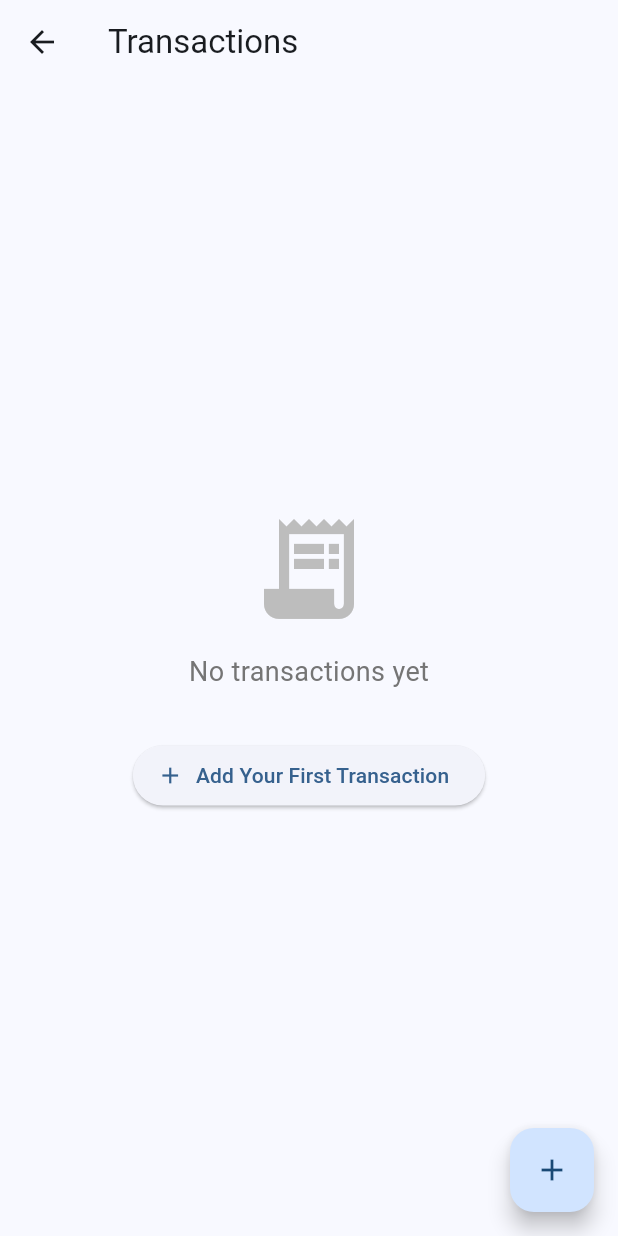
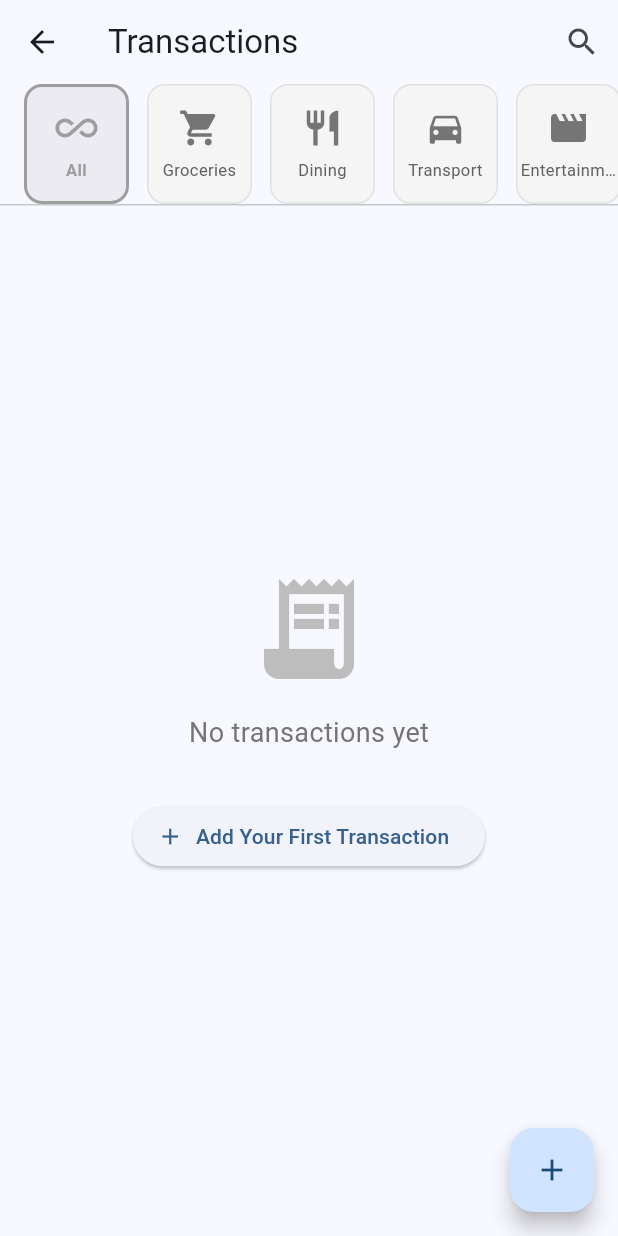
Before and after one commit to RaptorBlingx/fin-co-pilot, a Flutter app: the TransactionsScreen screen opened directly, on a phone screen of 412 x 824 dp. Run offline on Flutter 3.47's test engine with Material 3 defaults, Android fonts, the phone set to English and light mode, and no system bars; our stand-ins replace cloud_firestore, firebase_auth, firebase_core, firebase_vertexai, go_router, google_sign_in and 3 more; accounts and stored records are empty; generated files the repository leaves out were written again.

Commit message:
feat: Complete M5 - Enhanced Transaction UI
- Transaction detail screen with full metadata display
- Delete transaction with confirmation dialog
- Category filter with horizontal scrolling chips
- Dynamic total calculation based on filter
- Transaction count badge
- Improved transaction list UI with summary card
- Category icons and color coding
- Date formatting (Today, Yesterday, X days ago)

M1  M2  M3  M4  M5  - 55% through Phase 1

```diff
--- a/lib/features/transactions/presentation/screens/transactions_screen.dart
+++ b/lib/features/transactions/presentation/screens/transactions_screen.dart
@@ -4,9 +4,18 @@ import '../../../../services/auth_service.dart';
 import '../../../../shared/models/transaction.dart' as model;
 import '../../../../core/utils/currency_utils.dart';
 import 'add_transaction_screen.dart';
+import 'transaction_detail_screen.dart';
+import '../widgets/category_filter.dart';
 
-class TransactionsScreen extends StatelessWidget {
+class TransactionsScreen extends StatefulWidget {
   const TransactionsScreen({super.key});
+
+  @override
+  State<TransactionsScreen> createState() => _TransactionsScreenState();
+}
+
+class _TransactionsScreenState extends State<TransactionsScreen> {
+  String? _selectedCategory;
 
   @override
   Widget build(BuildContext context) {
@@ -23,8 +32,35 @@ class TransactionsScreen extends StatelessWidget {
     return Scaffold(
       appBar: AppBar(
         title: const Text('Transactions'),
+        actions: [
+          IconButton(
+            icon: const Icon(Icons.search),
+            onPressed: () {
+              // TODO: Add search functionality
+              ScaffoldMessenger.of(context).showSnackBar(
+                const SnackBar(content: Text('Search coming soon')),
+              );
+            },
           ),
-      body: StreamBuilder<List<model.Transaction>>(
+        ],
+      ),
+      body: Column(
+        children: [
+          // Category filter
+          CategoryFilter(
+            selectedCategory: _selectedCategory,
+            onCategorySelected: (category) {
+              setState(() {
+                _selectedCategory = category;
+              });
+            },
+          ),
+
+          const Divider(height: 1),
+
+          // Transactions list
+          Expanded(
+            child: StreamBuilder<List<model.Transaction>>(
               stream: transactionService.getTransactions(user.uid),
               builder: (context, snapshot) {
                 if (snapshot.connectionState == ConnectionState.waiting) {
@@ -35,7 +71,14 @@ class TransactionsScreen extends StatelessWidget {
                   return Center(child: Text('Error: ${snapshot.error}'));
                 }
 
-          final transactions = snapshot.data ?? [];
+                var transactions = snapshot.data ?? [];
+
+                // Filter by category if selected
+                if (_selectedCategory != null) {
+                  transactions = transactions
+                      .where((t) => t.category == _selectedCategory)
+                      .toList();
+                }
 
                 if (transactions.isEmpty) {
                   return Center(
@@ -49,7 +92,9 @@ class TransactionsScreen extends StatelessWidget {
                         ),
                         const SizedBox(height: 16),
                         Text(
-                    'No transactions yet',
+                          _selectedCategory != null
+                              ? 'No $_selectedCategory transactions'
+                              : 'No transactions yet',
                           style: TextStyle(
                             fontSize: 18,
                             color: Colors.grey[600],
@@ -66,22 +111,97 @@ class TransactionsScreen extends StatelessWidget {
                             );
                           },
                           icon: const Icon(Icons.add),
-                    label: const Text('Add Your First Transaction'),
+                          label: Text(
+                            _selectedCategory != null
+                                ? 'Add $_selectedCategory transaction'
+                                : 'Add Your First Transaction',
+                          ),
                         ),
                       ],
                     ),
                   );
                 }
 
-          return ListView.builder(
+                // Calculate total for filtered transactions
+                final total = transactions.fold<double>(
+                  0,
+                  (sum, transaction) => sum + transaction.amount,
+                );
+
+                return Column(
+                  children: [
+                    // Summary card
+                    Container(
+                      padding: const EdgeInsets.all(16),
+                      color: Colors.blue[50],
+                      child: Row(
+                        mainAxisAlignment: MainAxisAlignment.spaceBetween,
+                        children: [
+                          Column(
+                            crossAxisAlignment: CrossAxisAlignment.start,
+                            children: [
+                              Text(
+                                _selectedCategory != null
+                                    ? '${_selectedCategory![0].toUpperCase()}${_selectedCategory!.substring(1)} Total'
+                                    : 'Total Spending',
+                                style: TextStyle(
+                                  fontSize: 12,
+                                  color: Colors.grey[700],
+                                ),
+                              ),
+                              const SizedBox(height: 4),
+                              Text(
+                                CurrencyUtils.formatAmount(
+                                  total,
+                                  transactions.first.currency,
+                                ),
+                                style: const TextStyle(
+                                  fontSize: 24,
+                                  fontWeight: FontWeight.bold,
+                                  color: Colors.blue,
+                                ),
+                              ),
+                            ],
+                          ),
+                          Container(
+                            padding: const EdgeInsets.symmetric(
+                              horizontal: 12,
+                              vertical: 6,
+                            ),
+                            decoration: BoxDecoration(
+                              color: Colors.blue,
+                              borderRadius: BorderRadius.circular(20),
+                            ),
+                            child: Text(
+                              '${transactions.length} ${transactions.length == 1 ? 'transaction' : 'transactions'}',
+                              style: const TextStyle(
+                                color: Colors.white,
+                                fontSize: 12,
+                                fontWeight: FontWeight.w600,
+                              ),
+                            ),
+                          ),
+                        ],
+                      ),
+                    ),
+
+                    // Transaction list
+                    Expanded(
+                      child: ListView.builder(
                         padding: const EdgeInsets.all(16),
                         itemCount: transactions.length,
                         itemBuilder: (context, index) {
                           final transaction = transactions[index];
                           return _TransactionTile(transaction: transaction);
                         },
+                      ),
+                    ),
+                  ],
                 );
               },
+            ),
+          ),
+        ],
       ),
       floatingActionButton: FloatingActionButton(
         onPressed: () {
@@ -157,6 +277,17 @@ class _TransactionTile extends StatelessWidget {
   Widget build(BuildContext context) {
     return Card(
       margin: const EdgeInsets.only(bottom: 12),
+      child: InkWell(
+        onTap: () {
+          Navigator.push(
+            context,
+            MaterialPageRoute(
+              builder: (context) => TransactionDetailScreen(
+                transaction: transaction,
+              ),
+            ),
+          );
+        },
         child: ListTile(
           leading: CircleAvatar(
             backgroundColor: _getCategoryColor(transaction.category).withOpacity(0.1),
@@ -181,6 +312,7 @@ class _TransactionTile extends StatelessWidget {
             ),
           ),
         ),
+      ),
     );
   }
 
--- /dev/null
+++ b/lib/features/transactions/presentation/widgets/category_filter.dart
@@ -0,0 +1,90 @@
+import 'package:flutter/material.dart';
+
+class CategoryFilter extends StatelessWidget {
+  final String? selectedCategory;
+  final Function(String?) onCategorySelected;
+
+  const CategoryFilter({
+    super.key,
+    this.selectedCategory,
+    required this.onCategorySelected,
+  });
+
+  static const List<Map<String, dynamic>> categories = [
+    {'name': 'All', 'value': null, 'icon': Icons.all_inclusive, 'color': Colors.grey},
+    {'name': 'Groceries', 'value': 'groceries', 'icon': Icons.shopping_cart, 'color': Colors.green},
+    {'name': 'Dining', 'value': 'dining', 'icon': Icons.restaurant, 'color': Colors.orange},
+    {'name': 'Transport', 'value': 'transport', 'icon': Icons.directions_car, 'color': Colors.blue},
+    {'name': 'Entertainment', 'value': 'entertainment', 'icon': Icons.movie, 'color': Colors.purple},
+    {'name': 'Shopping', 'value': 'shopping', 'icon': Icons.shopping_bag, 'color': Colors.pink},
+    {'name': 'Health', 'value': 'health', 'icon': Icons.health_and_safety, 'color': Colors.red},
+    {'name': 'Bills', 'value': 'bills', 'icon': Icons.receipt, 'color': Colors.brown},
+    {'name': 'Education', 'value': 'education', 'icon': Icons.school, 'color': Colors.indigo},
+    {'name': 'Travel', 'value': 'travel', 'icon': Icons.flight, 'color': Colors.teal},
+  ];
+
+  @override
+  Widget build(BuildContext context) {
+    return SizedBox(
+      height: 80,
+      child: ListView.builder(
+        scrollDirection: Axis.horizontal,
+        padding: const EdgeInsets.symmetric(horizontal: 16),
+        itemCount: categories.length,
+        itemBuilder: (context, index) {
+          final category = categories[index];
+          final isSelected = selectedCategory == category['value'];
+
+          return Padding(
+            padding: const EdgeInsets.only(right: 12),
+            child: InkWell(
+              onTap: () => onCategorySelected(category['value']),
+              borderRadius: BorderRadius.circular(12),
+              child: Container(
+                width: 70,
+                decoration: BoxDecoration(
+                  color: isSelected
+                      ? category['color'].withOpacity(0.15)
+                      : Colors.grey[100],
+                  borderRadius: BorderRadius.circular(12),
+                  border: Border.all(
+                    color: isSelected
+                        ? category['color']
+                        : Colors.grey[300]!,
+                    width: isSelected ? 2 : 1,
+                  ),
+                ),
+                child: Column(
+                  mainAxisAlignment: MainAxisAlignment.center,
+                  children: [
+                    Icon(
+                      category['icon'],
+                      color: isSelected
+                          ? category['color']
+                          : Colors.grey[600],
+                      size: 28,
+                    ),
+                    const SizedBox(height: 6),
+                    Text(
+                      category['name'],
+                      style: TextStyle(
+                        fontSize: 11,
+                        fontWeight: isSelected ? FontWeight.w600 : FontWeight.normal,
+                        color: isSelected
+                            ? category['color']
+                            : Colors.grey[700],
+                      ),
+                      textAlign: TextAlign.center,
+                      maxLines: 1,
+                      overflow: TextOverflow.ellipsis,
+                    ),
+                  ],
+                ),
+              ),
+            ),
+          );
+        },
+      ),
+    );
+  }
+}
--- a/pubspec.yaml
+++ b/pubspec.yaml
@@ -48,6 +48,7 @@ dependencies:
   go_router: ^15.1.2
   google_generative_ai: ^0.4.7
   firebase_vertexai: ^1.8.3
+  intl: ^0.20.2
   image_picker: ^1.1.2
   path_provider: ^2.1.5
 
```
Also changed, not shown: lib/features/transactions/presentation/screens/transaction_detail_screen.dart (added, +279 -0 lines), lib/features/transactions/presentation/screens/add_transaction_screen.dart (line endings or trailing spaces), pubspec.lock, 1 other file. Lines whose indentation alone changed are shown as unchanged.
